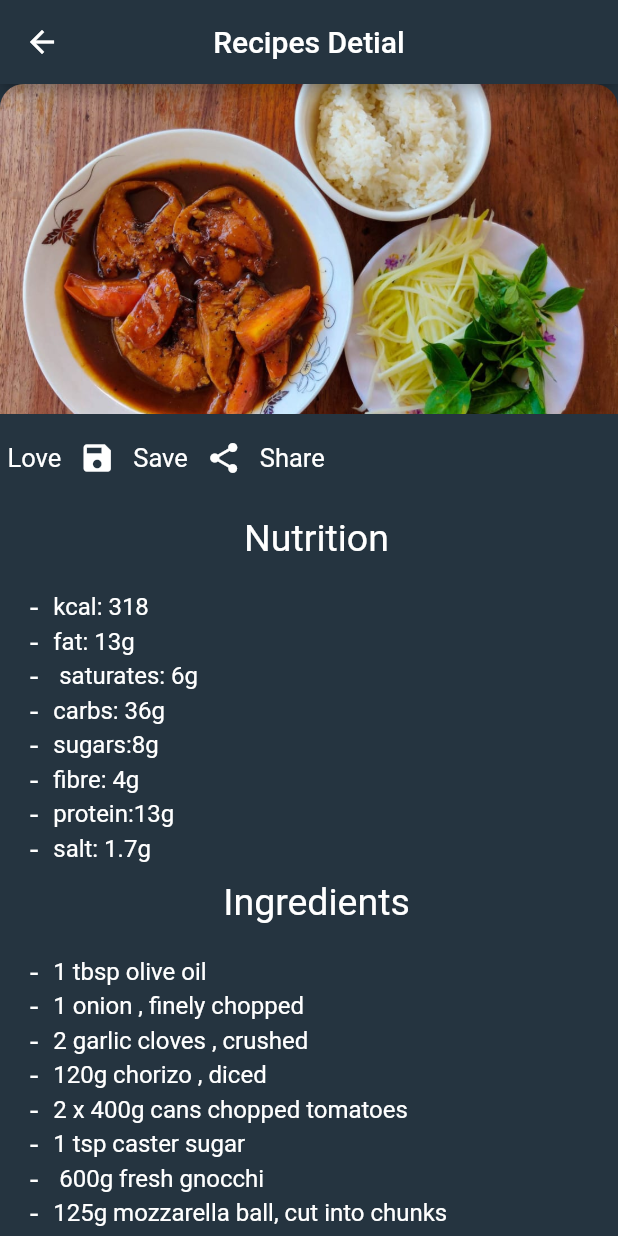
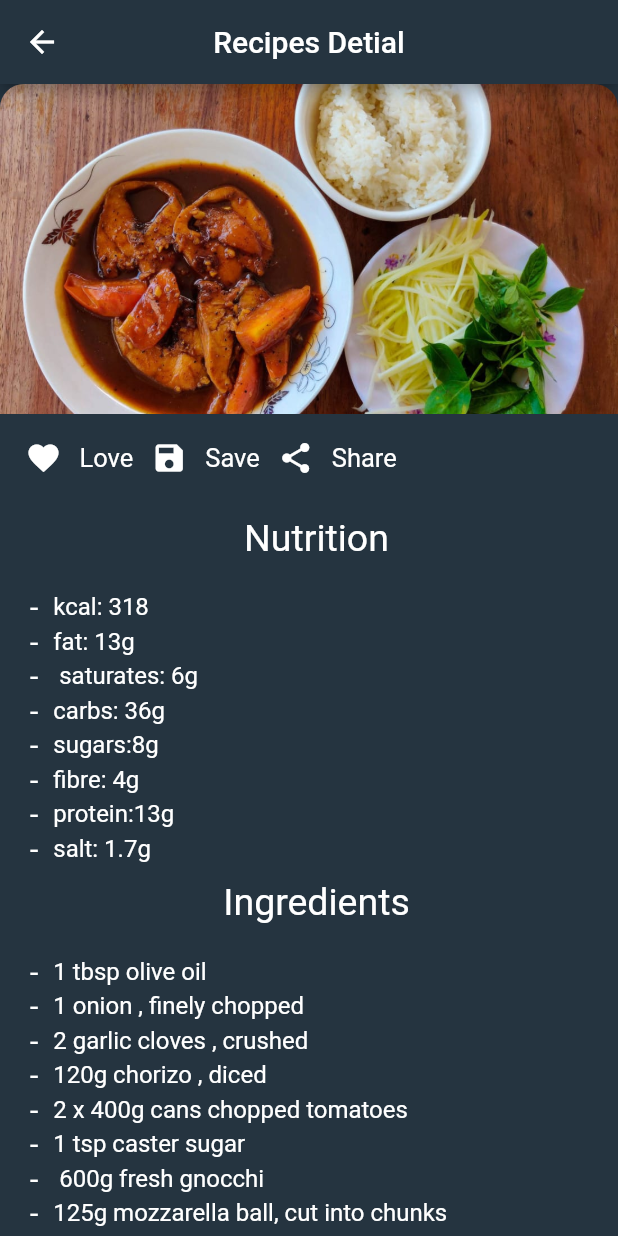
Before and after one commit to sokheangchhat/recipes, a Flutter app: the screen it shows after launch, after a tap on the "list" icon, after a tap on "Ricedfdferferferferfff", on a phone screen of 412 x 824 dp. Run offline on Flutter 3.47's test engine with Material 2 defaults, Android fonts, the phone set to English and light mode, and no system bars.

Commit message:
Create screen recipe

```diff
--- a/lib/screens/recipes_detial.dart
+++ b/lib/screens/recipes_detial.dart
@@ -1,6 +1,7 @@
 
 import 'package:flutter/material.dart';
 import 'package:recipes/bloc/color_view_bloc.dart';
+import 'package:recipes/main.dart';
 
 
 
@@ -37,6 +38,7 @@ class _RecipesDetialState extends State<RecipesDetial> {
         leading: IconButton(
             icon: Icon(Icons.arrow_back),
             onPressed: () {
+
               Navigator.pop(context);
             }),
       ),
@@ -62,18 +64,29 @@ class _RecipesDetialState extends State<RecipesDetial> {
               padding: EdgeInsets.all(5),
               child: Row(
                 children: <Widget>[
+                  //  plan to creat count number on love icon.
                   StreamBuilder<bool>(
                     stream: bloc.colorViewStream,
                     builder: (context, snapshot) {
-                      debugPrint("$snapshot");
-
                       var color = snapshot.data;
 
-                      debugPrint("$color");
+                      if (color == null) {
 
-                      return SizedBox();
+                        return IconButton(
+                          icon: Icon(
+                            Icons.favorite,
 
-                      if (color) {
+                            color: Colors.white,
+                            size: 24,
+                          ),
+
+                          onPressed: () {
+
+                            bloc.selectView(true);
+                          },
+                        );
+                      } else if(color !=false){
+                        // debugPrint("$color");
                         return IconButton(
                           icon: Icon(
                             Icons.favorite,
@@ -81,10 +94,11 @@ class _RecipesDetialState extends State<RecipesDetial> {
                             size: 24,
                           ),
                           onPressed: () {
+
                             bloc.selectView(false);
                           },
                         );
-                      } else {
+                      } else{
                         return IconButton(
                           icon: Icon(
                             Icons.favorite,
@@ -92,31 +106,36 @@ class _RecipesDetialState extends State<RecipesDetial> {
                             size: 24,
                           ),
                           onPressed: () {
+
                             bloc.selectView(true);
                           },
                         );
                       }
-                    },
+                    }
                   ),
 
                   Text(
                     "Love",
                     style: TextStyle(color: Colors.white, fontSize: 17),
                   ),
-                  // SizedBox(width: 47,),
+
+                  //how to save data?
                   IconButton(
                     icon: Icon(
                       Icons.save,
                       color: Colors.white,
                       size: 24,
                     ),
-                    onPressed: () {},
+                    tooltip: "Save",
+
+                    onPressed: () {
+                       debugPrint("save");
+                    },
                   ),
                   Text(
                     "Save",
                     style: TextStyle(color: Colors.white, fontSize: 17),
                   ),
-                  // SizedBox(width: 47,),
                   IconButton(
                     icon: Icon(
                       Icons.share,
@@ -151,7 +170,6 @@ class _RecipesDetialState extends State<RecipesDetial> {
                     Column(
                       children: buildListNutritions(),
                     ),
-
                   ],
                 ),
               ),
```
